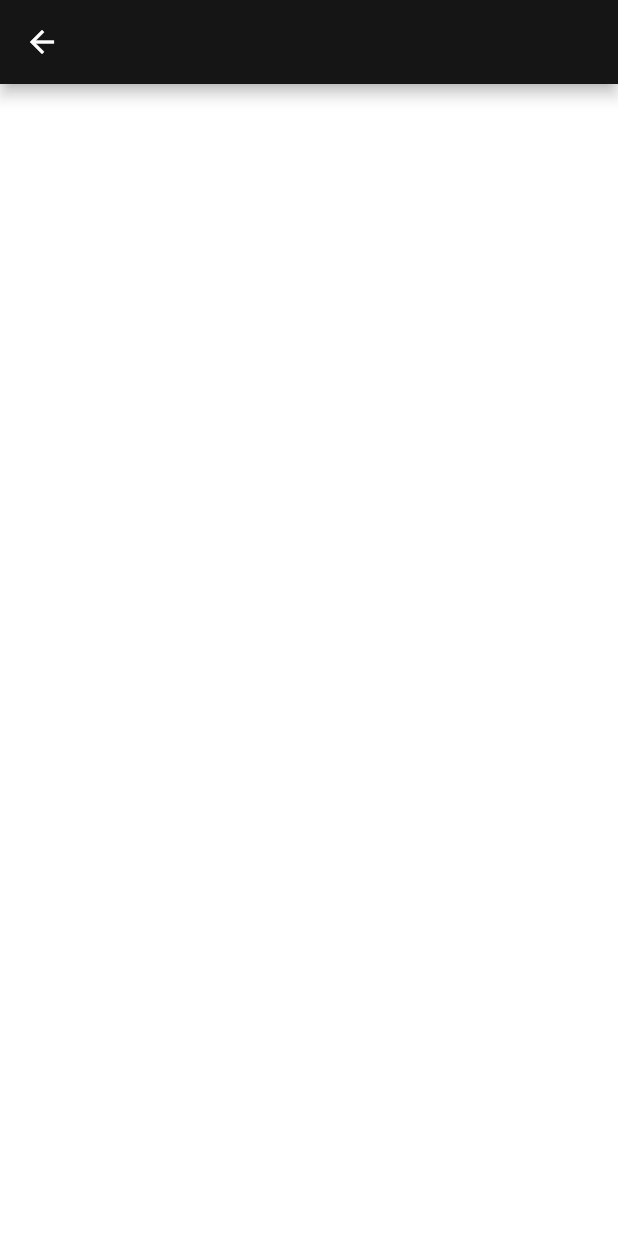
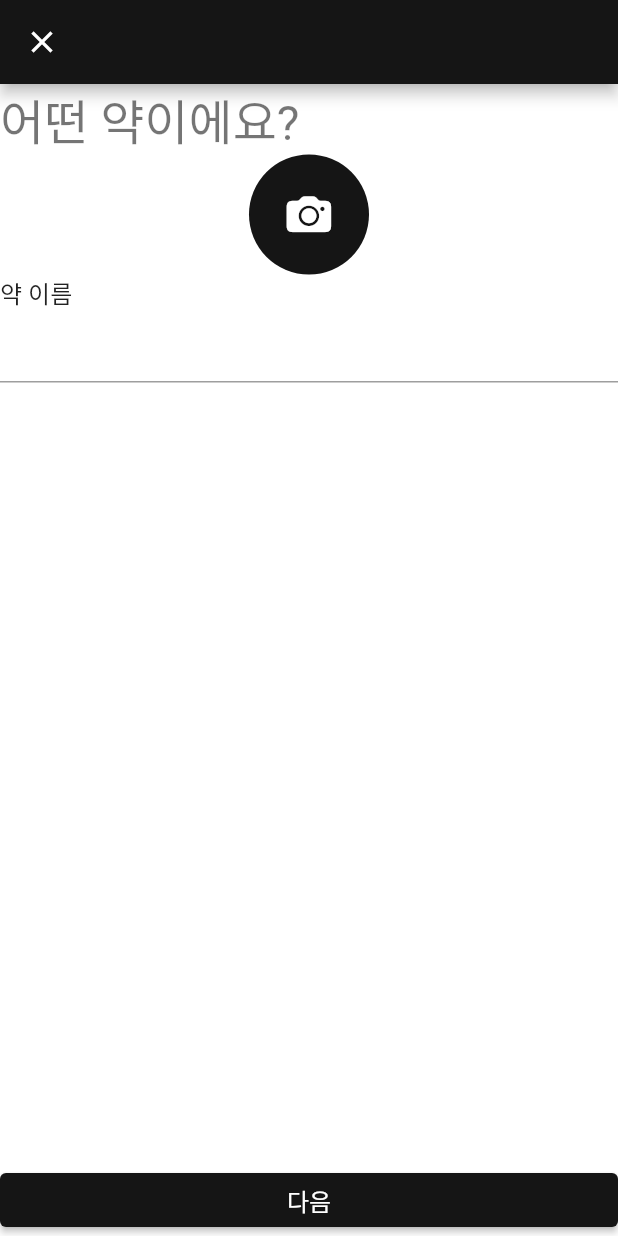
Before and after one commit to byeol2a/flutter_study_app, a Flutter app: the screen it shows after launch, after a tap on an icon or button, on a phone screen of 412 x 824 dp. Run offline on Flutter 3.47's test engine with Material 2 defaults, Android fonts, the phone set to English and light mode, and no system bars; Roboto replaces fonts that are missing (GmarketSansTTF).

Commit message:
첫번째 추가창addMedicine(1)

```diff
--- a/lib/pages/add/add_page.dart
+++ /dev/null
@@ -1,12 +0,0 @@
-import 'package:flutter/material.dart';
-
-class AddPage extends StatelessWidget {
-  const AddPage({Key? key}) : super(key: key);
-
-  @override
-  Widget build(BuildContext context) {
-    return Scaffold(
-      appBar: AppBar(),
-    );
-  }
-}
--- /dev/null
+++ b/lib/pages/add_medicine/add_medicine_page.dart
@@ -0,0 +1,54 @@
+import 'package:flutter/cupertino.dart';
+import 'package:flutter/material.dart';
+
+class AddMedicinePage extends StatelessWidget {
+  const AddMedicinePage({Key? key}) : super(key: key);
+
+  @override
+  Widget build(BuildContext context) {
+    return Scaffold(
+      appBar: AppBar(
+        leading: const CloseButton(),
+      ),
+      body: GestureDetector(
+        onTap: () {
+          FocusScope.of(context).unfocus();
+        },
+        child: Column(
+          crossAxisAlignment: CrossAxisAlignment.start,
+          children: [
+            Text('어떤 약이에요?',
+            style: Theme.of(context).textTheme.headlineMedium,
+            ),
+            Center(
+              child: CircleAvatar(
+                radius: 40,
+                child: CupertinoButton(
+                  onPressed: () {},
+                  child: const Icon(
+                    CupertinoIcons.photo_camera_solid,
+                    size: 30,
+                    color: Colors.white,
+                  ),
+                ),
+              ),
+            ),
+            Text('약 이름',
+            style: Theme.of(context).textTheme.titleMedium,
+            ),
+            TextFormField(),
+          ],
+        ),
+      ),
+      bottomNavigationBar: SafeArea(
+        child: ElevatedButton(
+          onPressed: () {},
+          style: ElevatedButton.styleFrom(
+            textStyle: Theme.of(context).textTheme.titleMedium,
+          ),
+          child: Text('다음'),
+        ),
+      ),
+    );
+  }
+}
--- a/lib/pages/home_page.dart
+++ b/lib/pages/home_page.dart
@@ -1,7 +1,7 @@
 import 'package:flutter/cupertino.dart';
 import 'package:flutter/material.dart';
 import 'package:ios_app/components/app_colors.dart';
-import 'package:ios_app/pages/add/add_page.dart';
+import 'package:ios_app/pages/add_medicine/add_medicine_page.dart';
 import 'package:ios_app/pages/history/history_page.dart';
 import 'package:ios_app/pages/today/today_page.dart';
 
@@ -81,7 +81,7 @@ class _HomePageState extends State<HomePage> {
   void _onAddMedicine() {
   Navigator.push(
     context,
-    MaterialPageRoute(builder: (context) => const AddPage()),
+    MaterialPageRoute(builder: (context) => const AddMedicinePage()),
     );
   }
 }
```
